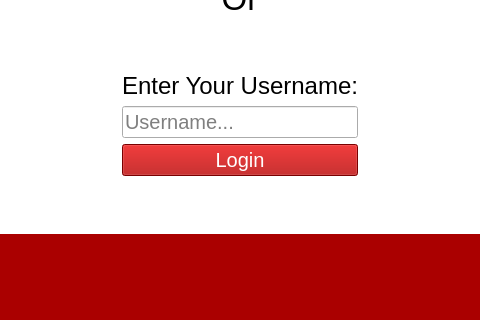
Above: ui/login.ui from pcdshub/stock-management before the change; both pictures show x 392 to 872 and y 406 to 726 of the 1263 by 813 pixel window. Below: the same form after it.
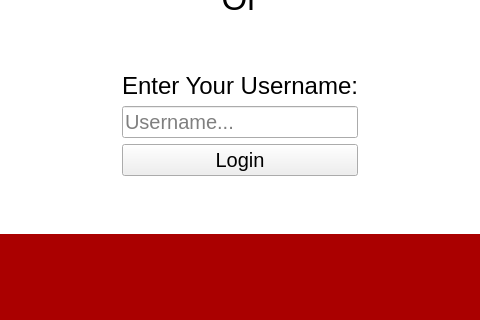
That is the form after the change. Icons and pictures are not drawn.

What changed in the file:
```diff
--- a/ui/login.ui
+++ b/ui/login.ui
@@ -16,10 +16,7 @@
     <verstretch>0</verstretch>
    </sizepolicy>
   </property>
-  <property name="styleSheet">
-   <string notr="true"/>
-  </property>
-  <layout class="QVBoxLayout" name="verticalLayout_4">
+     <layout class="QVBoxLayout" name="_6">
    <property name="leftMargin">
     <number>0</number>
    </property>
@@ -223,11 +220,6 @@
                   <pointsize>15</pointsize>
                  </font>
                 </property>
-                <property name="styleSheet">
-                 <string notr="true">background-color: rgb(170, 0, 0);
-                  color: white;
-                 </string>
-                </property>
                 <property name="text">
                  <string>Login</string>
                 </property>
```
Left out of the diff: 2 changed lines with no effect on the pictures.
